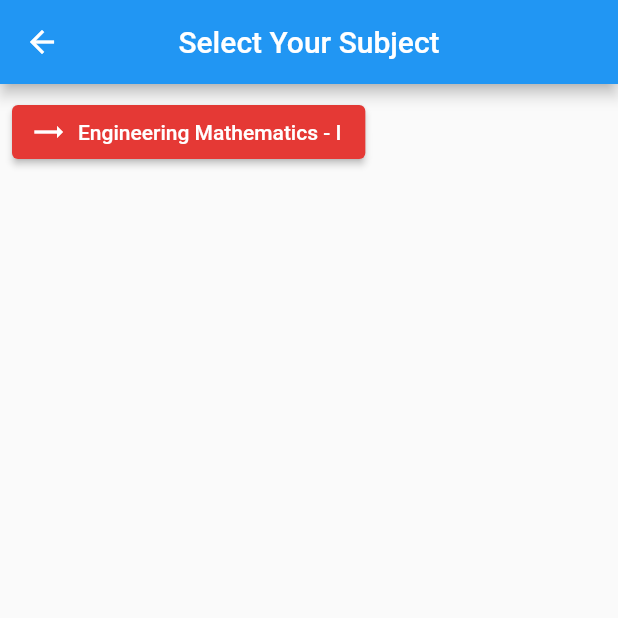
After one commit to Hoodooloo/Nmit-Previous-Yr-Papers, a Flutter app: the Cse screen opened by its route, after a tap on "First Year", on a phone screen of 412 x 824 dp, the top half of it. The commit adds this screen. Run offline on Flutter 3.47's test engine with Material 2 defaults, Android fonts, the phone set to English and light mode, and no system bars.

Commit message:
Added More Layouts

```diff
--- a/lib/pages/cse.dart
+++ b/lib/pages/cse.dart
@@ -1,4 +1,5 @@
 import 'package:flutter/material.dart';
+import 'package:flutter_application_1/pages/cse_yr/firstyr.dart';
 
 class Cse extends StatefulWidget {
   Cse({Key? key}) : super(key: key);
@@ -15,7 +16,24 @@ class _CseState extends State<Cse> {
         title: Text('CSE'),
         backgroundColor: Colors.blue,
       ),
-      body: Row(),
+      body: Row(
+        children: [
+          Padding(
+            padding: const EdgeInsets.all(8.0),
+            child: ElevatedButton.icon(
+              onPressed: () {
+                Navigator.push(context,
+                    MaterialPageRoute(builder: (context) => FirstYear()));
+              },
+              style: ButtonStyle(
+                  backgroundColor:
+                      MaterialStateProperty.all(Colors.amber.shade400)),
+              icon: Icon(Icons.trending_flat_outlined),
+              label: Text('First Year'),
+            ),
+          )
+        ],
+      ),
     );
   }
 }
--- /dev/null
+++ b/lib/pages/cse_yr/Subjects/maths.dart
@@ -0,0 +1,28 @@
+import 'package:flutter/material.dart';
+
+class Maths1 extends StatefulWidget {
+  Maths1({Key? key}) : super(key: key);
+
+  @override
+  _Maths1State createState() => _Maths1State();
+}
+
+class _Maths1State extends State<Maths1> {
+  @override
+  Widget build(BuildContext context) {
+    return MaterialApp(
+        home: DefaultTabController(
+      length: 2,
+      child: Scaffold(
+        appBar: AppBar(
+          bottom: TabBar(tabs: [
+            Tab(text: "MSE"),
+            Tab(text: "SEE"),
+          ]),
+          title: Text('Engineering Mathematics - I'),
+          centerTitle: true,
+        ),
+      ),
+    ));
+  }
+}
--- /dev/null
+++ b/lib/pages/cse_yr/firstyr.dart
@@ -0,0 +1,40 @@
+import 'package:flutter/material.dart';
+import 'package:flutter_application_1/pages/cse_yr/Subjects/maths.dart';
+// import 'package:syncfusion_flutter_pdf/pdf.dart';
+
+class FirstYear extends StatefulWidget {
+  FirstYear({Key? key}) : super(key: key);
+
+  @override
+  _FirstYearState createState() => _FirstYearState();
+}
+
+class _FirstYearState extends State<FirstYear> {
+  @override
+  Widget build(BuildContext context) {
+    return Scaffold(
+      appBar: AppBar(
+        title: Text('Select Your Subject'),
+        centerTitle: true,
+      ),
+      body: Row(
+        children: [
+          Padding(
+            padding: const EdgeInsets.all(8.0),
+            child: ElevatedButton.icon(
+              onPressed: () {
+                Navigator.push(
+                    context, MaterialPageRoute(builder: (context) => Maths1()));
+              },
+              style: ButtonStyle(
+                  backgroundColor:
+                      MaterialStateProperty.all(Colors.red.shade600)),
+              icon: Icon(Icons.trending_flat_outlined),
+              label: Text('Engineering Mathematics - I'),
+            ),
+          )
+        ],
+      ),
+    );
+  }
+}
```
